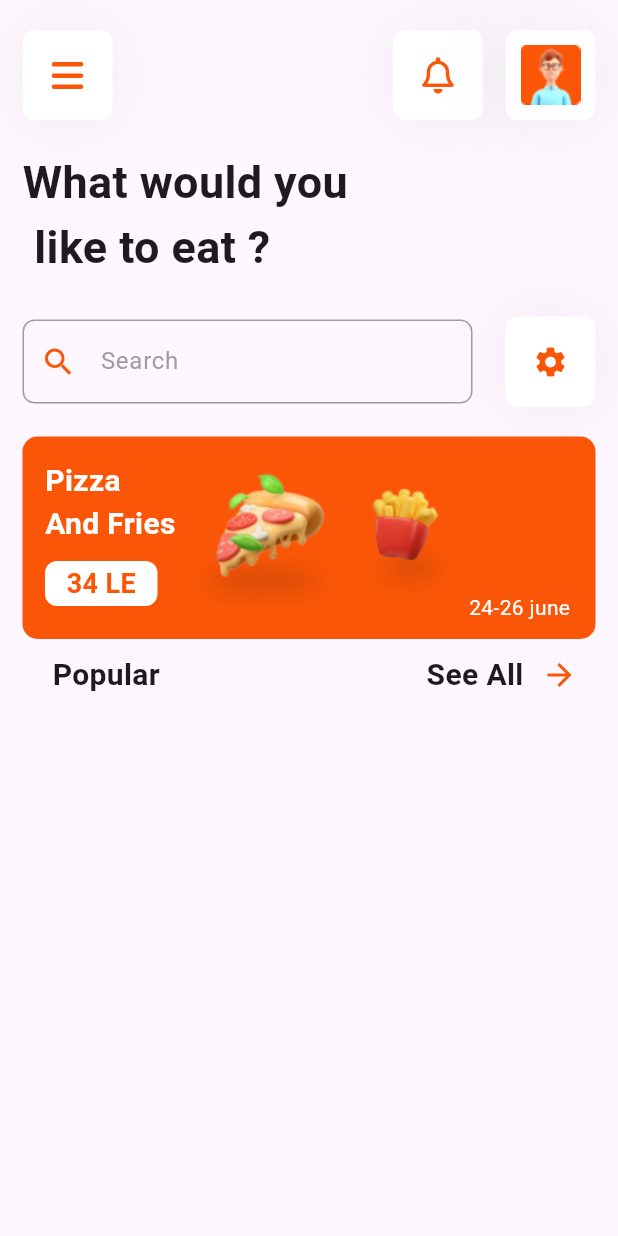
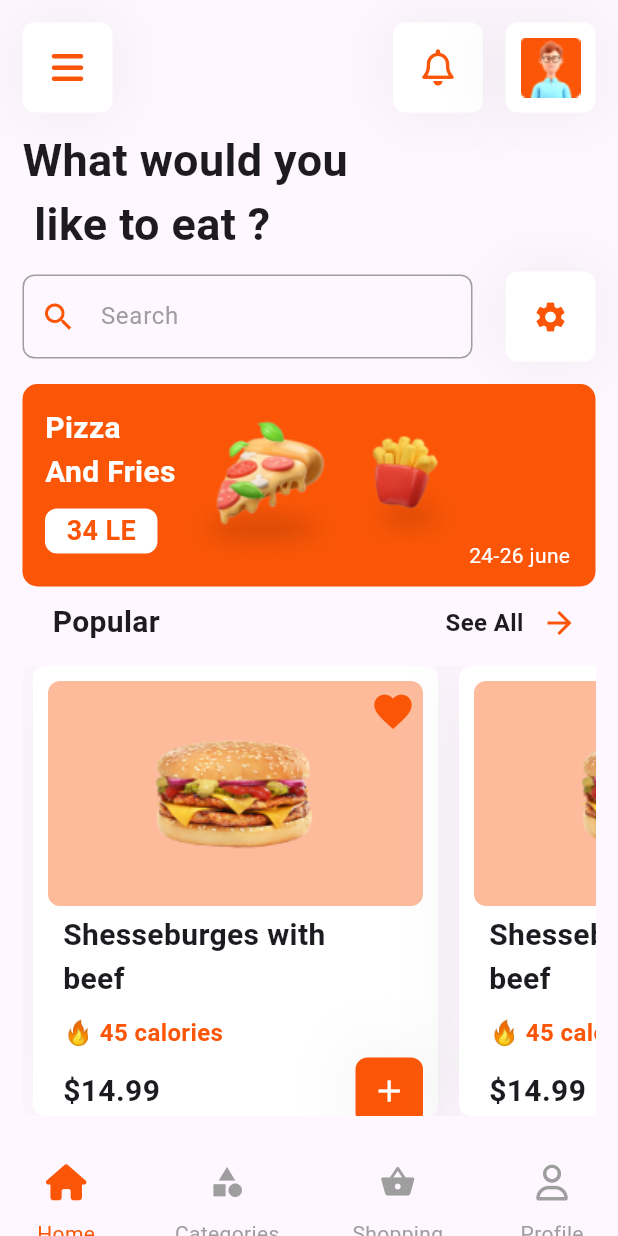
Before and after one commit to abdulrahmanibrahimdawood/restaurant, a Flutter app: the screen it shows after launch, after a tap on the "arrow forward" icon, on a phone screen of 412 x 824 dp. Run offline on Flutter 3.47's test engine with Material 3 defaults, Android fonts, the phone set to English and light mode, and no system bars; our stand-ins replace animated_splash_screen, font_awesome_flutter.

Commit message:
finish home paage

```diff
--- a/lib/pages/home_page.dart
+++ b/lib/pages/home_page.dart
@@ -3,18 +3,30 @@ import 'package:font_awesome_flutter/font_awesome_flutter.dart';
 import 'package:restaurant/constant.dart';
 import 'package:restaurant/widget/Container_Icons_Buttom_HomePage.dart';
 import 'package:restaurant/widget/Container_Image_Profile.dart';
+import 'package:restaurant/widget/custom_body_populer.dart';
 import 'package:restaurant/widget/custom_text_form_feild.dart';
+import 'package:restaurant/widget/item_list_view.dart';
 
-class HomePage extends StatelessWidget {
+class HomePage extends StatefulWidget {
   const HomePage({super.key});
   static String id = kHomePage;
+
+  @override
+  State<HomePage> createState() => _HomePageState();
+}
+
+class _HomePageState extends State<HomePage> {
+  int activeIndex = 0;
   @override
   Widget build(BuildContext context) {
     return SafeArea(
       child: Scaffold(
-        body: Padding(
-          padding: const EdgeInsets.only(top: 20, left: 15, right: 15),
+        body: Column(
+          children: [
+            Padding(
+              padding: const EdgeInsets.only(top: 15, left: 15, right: 15),
               child: Column(
+                mainAxisAlignment: MainAxisAlignment.spaceBetween,
                 children: [
                   const Row(
                     mainAxisAlignment: MainAxisAlignment.spaceBetween,
@@ -35,19 +47,16 @@ class HomePage extends StatelessWidget {
                       ),
                     ],
                   ),
-              const SizedBox(
-                height: 20,
-              ),
+                  const SizedBox(height: 10),
                   const Align(
                     alignment: Alignment.topLeft,
                     child: Text(
                       'What would you \n like to eat ?',
-                  style: TextStyle(fontSize: 30, fontWeight: FontWeight.bold),
+                      style:
+                          TextStyle(fontSize: 30, fontWeight: FontWeight.bold),
                     ),
                   ),
-              const SizedBox(
-                height: 25,
-              ),
+                  const SizedBox(height: 10),
                   const Row(
                     mainAxisAlignment: MainAxisAlignment.spaceBetween,
                     children: [
@@ -62,9 +71,7 @@ class HomePage extends StatelessWidget {
                       ContainerIconsButtomHomePage(icon: Icons.settings)
                     ],
                   ),
-              const SizedBox(
-                height: 20,
-              ),
+                  const SizedBox(height: 15),
                   Container(
                     height: 135,
                     decoration: BoxDecoration(
@@ -88,9 +95,7 @@ class HomePage extends StatelessWidget {
                                       fontWeight: FontWeight.bold,
                                       fontSize: 20),
                                 ),
-                            const SizedBox(
-                              height: 10,
-                            ),
+                                const SizedBox(height: 10),
                                 Container(
                                   decoration: BoxDecoration(
                                       color: Colors.white,
@@ -127,44 +132,101 @@ class HomePage extends StatelessWidget {
                       ),
                     ),
                   ),
-              const CustomBodyPopuler()
+                  const CustomBodyPopuler(),
+                  const SizedBox(height: 5),
+                  const ItemListView(),
+                  const SizedBox(
+                    height: 20,
+                  ),
                 ],
               ),
+            ),
+            Expanded(
+              child: Container(
+                width: MediaQuery.of(context).size.width,
+                decoration: const BoxDecoration(),
+                child: Padding(
+                  padding: const EdgeInsets.symmetric(horizontal: 20),
+                  child: Row(
+                    mainAxisAlignment: MainAxisAlignment.spaceBetween,
+                    children: [
+                      CustomBottomAppBarIcons(
+                        onPressed: () {
+                          setState(() {
+                            activeIndex = 0;
+                          });
+                        },
+                        icon: FontAwesomeIcons.house,
+                        text: 'Home',
+                        isActive: activeIndex == 0,
+                      ),
+                      CustomBottomAppBarIcons(
+                        onPressed: () {
+                          setState(() {
+                            activeIndex = 1;
+                          });
+                        },
+                        icon: Icons.category,
+                        text: 'Categories',
+                        isActive: activeIndex == 1,
+                      ),
+                      CustomBottomAppBarIcons(
+                        onPressed: () {
+                          setState(() {
+                            activeIndex = 2;
+                          });
+                        },
+                        icon: Icons.shopping_basket,
+                        text: 'Shopping',
+                        isActive: activeIndex == 2,
+                      ),
+                      CustomBottomAppBarIcons(
+                        onPressed: () {
+                          setState(() {
+                            activeIndex = 3;
+                          });
+                        },
+                        icon: FontAwesomeIcons.user,
+                        text: 'Profile',
+                        isActive: activeIndex == 3,
+                      ),
+                    ],
+                  ),
+                ),
+              ),
+            ),
+          ],
         ),
       ),
     );
   }
 }
 
-class CustomBodyPopuler extends StatelessWidget {
-  const CustomBodyPopuler({super.key});
+class CustomBottomAppBarIcons extends StatelessWidget {
+  const CustomBottomAppBarIcons({
+    super.key,
+    required this.text,
+    required this.icon,
+    required this.onPressed,
+    required this.isActive,
+  });
+
+  final String text;
+  final IconData icon;
+  final void Function()? onPressed;
+  final bool isActive;
 
   @override
   Widget build(BuildContext context) {
-    return Row(
-      mainAxisAlignment: MainAxisAlignment.spaceBetween,
+    return Column(
       children: [
-        const Padding(
-          padding: EdgeInsets.only(left: 20),
-          child: Text(
-            'Popular',
-            style: TextStyle(fontWeight: FontWeight.bold, fontSize: 20),
+        IconButton(
+          onPressed: onPressed,
+          icon: FaIcon(icon, color: isActive ? kPrimaryColor : Colors.grey),
         ),
-        ),
-        Row(
-          children: [
-            const Text(
-              'See All',
-              style: TextStyle(fontWeight: FontWeight.bold, fontSize: 20),
-            ),
-            IconButton(
-              onPressed: () {},
-              icon: const Icon(
-                Icons.arrow_forward,
-                color: kPrimaryColor,
-              ),
-            )
-          ],
+        Text(
+          text,
+          style: TextStyle(color: isActive ? kPrimaryColor : Colors.grey),
         ),
       ],
     );
--- a/lib/widget/Container_Icons_Buttom_HomePage.dart
+++ b/lib/widget/Container_Icons_Buttom_HomePage.dart
@@ -8,15 +8,22 @@ class ContainerIconsButtomHomePage extends StatelessWidget {
     this.icon,
     this.onPressed,
     this.color,
+    this.colorbox,
+    this.hight,
+    this.width,
   });
   final IconData? icon;
   final Color? color;
+  final Color? colorbox;
+  final double? hight;
+  final double? width;
+
   final void Function()? onPressed;
   @override
   Widget build(BuildContext context) {
     return Container(
-      height: 60,
-      width: 60,
+      height: hight ?? 60,
+      width: width ?? 60,
       decoration: BoxDecoration(
         boxShadow: [
           BoxShadow(
@@ -24,7 +31,7 @@ class ContainerIconsButtomHomePage extends StatelessWidget {
               spreadRadius: 2,
               color: Colors.grey.withOpacity(0.15)),
         ],
-        color: Colors.white,
+        color: colorbox ?? Colors.white,
         borderRadius: BorderRadius.circular(8),
       ),
       child: IconButton(
--- /dev/null
+++ b/lib/widget/custom_body_item.dart
@@ -0,0 +1,106 @@
+import 'package:flutter/material.dart';
+import 'package:restaurant/constant.dart';
+import 'package:restaurant/widget/Container_Icons_Buttom_HomePage.dart';
+
+class CustomBodyItem extends StatelessWidget {
+  const CustomBodyItem({
+    super.key,
+  });
+
+  @override
+  Widget build(BuildContext context) {
+    return Padding(
+      padding: const EdgeInsets.symmetric(horizontal: 7),
+      child: Container(
+        height: 300,
+        width: 270,
+        decoration: BoxDecoration(
+          boxShadow: [
+            BoxShadow(
+              blurRadius: 40,
+              spreadRadius: 2,
+              color: Colors.grey.withOpacity(0.1),
+            ),
+          ],
+          color: Colors.white,
+          borderRadius: BorderRadius.circular(8),
+        ),
+        child: Padding(
+          padding: const EdgeInsets.only(top: 10, bottom: 10, left: 10),
+          child: Align(
+            alignment: Alignment.topCenter,
+            child: Column(
+              crossAxisAlignment: CrossAxisAlignment.start,
+              children: [
+                Stack(
+                  children: [
+                    Container(
+                      height: 150,
+                      width: 250,
+                      decoration: BoxDecoration(
+                        borderRadius: BorderRadius.circular(8),
+                        color: const Color(0xffFDBB9C),
+                      ),
+                      child: Image.asset('lib/assets/images/borger.png'),
+                    ),
+                    const Padding(
+                      padding: EdgeInsets.only(right: 15, top: 5),
+                      child: Align(
+                        alignment: Alignment.topRight,
+                        child: Icon(
+                          Icons.favorite,
+                          size: 30,
+                          color: kPrimaryColor,
+                        ),
+                      ),
+                    ),
+                  ],
+                ),
+                const SizedBox(height: 5),
+                const Padding(
+                  padding: EdgeInsets.only(left: 10),
+                  child: Text(
+                    'Shesseburges with\nbeef',
+                    style: TextStyle(fontWeight: FontWeight.bold, fontSize: 20),
+                  ),
+                ),
+                const SizedBox(height: 10),
+                const Padding(
+                  padding: EdgeInsets.only(left: 10),
+                  child: Text(
+                    '🔥 45 calories',
+                    style: TextStyle(
+                        fontWeight: FontWeight.bold,
+                        color: kPrimaryColor,
+                        fontSize: 16),
+                  ),
+                ),
+                const SizedBox(height: 5),
+                const Padding(
+                  padding: EdgeInsets.symmetric(horizontal: 10),
+                  child: Row(
+                    mainAxisAlignment: MainAxisAlignment.spaceBetween,
+                    children: [
+                      Text(
+                        r'$14.99',
+                        style: TextStyle(
+                            fontWeight: FontWeight.bold, fontSize: 20),
+                      ),
+                      ContainerIconsButtomHomePage(
+                        hight: 45,
+                        width: 45,
+                        icon: Icons.add,
+                        colorbox: kPrimaryColor,
+                        color: Colors.white,
+                      ),
+                    ],
+                  ),
+                ),
+              ],
+            ),
+          ),
+        ),
+      ),
+    );
+  }
+}
--- /dev/null
+++ b/lib/widget/custom_body_populer.dart
@@ -0,0 +1,37 @@
+import 'package:flutter/material.dart';
+import 'package:restaurant/constant.dart';
+
+class CustomBodyPopuler extends StatelessWidget {
+  const CustomBodyPopuler({super.key});
+
+  @override
+  Widget build(BuildContext context) {
+    return Row(
+      mainAxisAlignment: MainAxisAlignment.spaceBetween,
+      children: [
+        const Padding(
+          padding: EdgeInsets.only(left: 20),
+          child: Text(
+            'Popular',
+            style: TextStyle(fontWeight: FontWeight.bold, fontSize: 20),
+          ),
+        ),
+        Row(
+          children: [
+            const Text(
+              'See All',
+              style: TextStyle(fontWeight: FontWeight.bold, fontSize: 16),
+            ),
+            IconButton(
+              onPressed: () {},
+              icon: const Icon(
+                Icons.arrow_forward,
+                color: kPrimaryColor,
+              ),
+            )
+          ],
+        ),
+      ],
+    );
+  }
+}
--- /dev/null
+++ b/lib/widget/item_list_view.dart
@@ -0,0 +1,23 @@
+import 'package:flutter/material.dart';
+import 'package:restaurant/widget/custom_body_item.dart';
+
+class ItemListView extends StatelessWidget {
+  const ItemListView({
+    super.key,
+  });
+
+  @override
+  Widget build(BuildContext context) {
+    return SizedBox(
+      height: 300,
+      child: ListView.builder(
+        itemCount: 10,
+        physics: const BouncingScrollPhysics(),
+        scrollDirection: Axis.horizontal,
+        itemBuilder: ((context, index) {
+          return const CustomBodyItem();
+        }),
+      ),
+    );
+  }
+}
```
Also changed, not shown: lib/assets/images/borger.png (added). Lines whose indentation alone changed are shown as unchanged.
